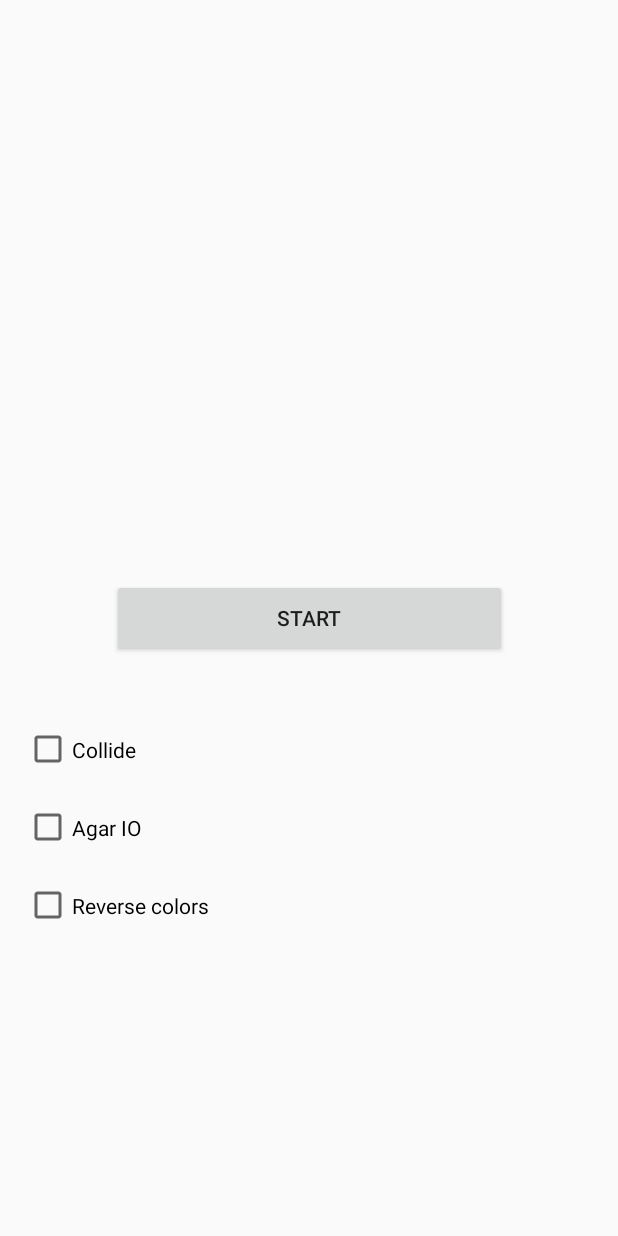
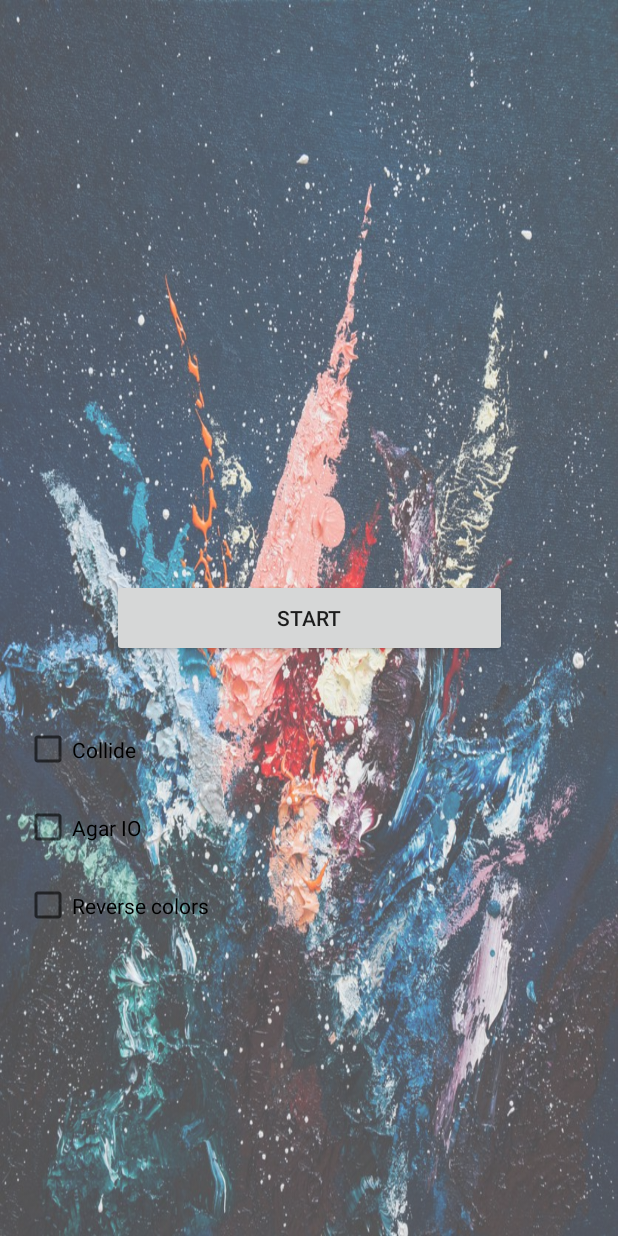
Before and after one commit to Rerikhn/BallsPhysics, an Android app: the screen it shows after launch (MainActivity), on a phone screen of 412 x 824 dp. Run offline under Robolectric (Android 15) with nearby library versions, the phone set to English and light mode, and no system bars.

Commit message:
Initial commit

```diff
--- a/app/src/main/res/layout/activity_main.xml
+++ b/app/src/main/res/layout/activity_main.xml
@@ -4,6 +4,9 @@
     xmlns:tools="http://schemas.android.com/tools"
     android:layout_width="match_parent"
     android:layout_height="match_parent"
+    android:background="@drawable/main_back"
+    android:backgroundTint="#50FFFFFF"
+    android:backgroundTintMode="src_over"
     tools:context="com.example.ballsphysics.MainActivity">
 
     <Button
@@ -23,6 +26,7 @@
         android:layout_height="43dp"
         android:layout_marginStart="16dp"
         android:layout_marginTop="40dp"
+        android:checked="false"
         android:text="@string/switch_collide"
         app:layout_constraintStart_toStartOf="parent"
         app:layout_constraintTop_toBottomOf="@+id/button_start" />
```
Also changed, not shown: app/src/main/res/drawable/main_back.jpg (added), 1 other file.
